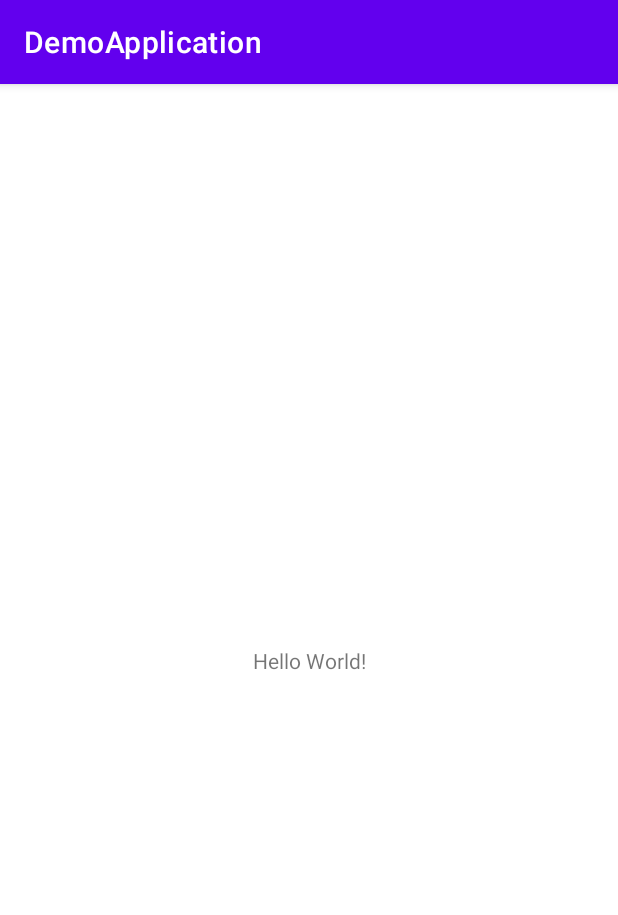
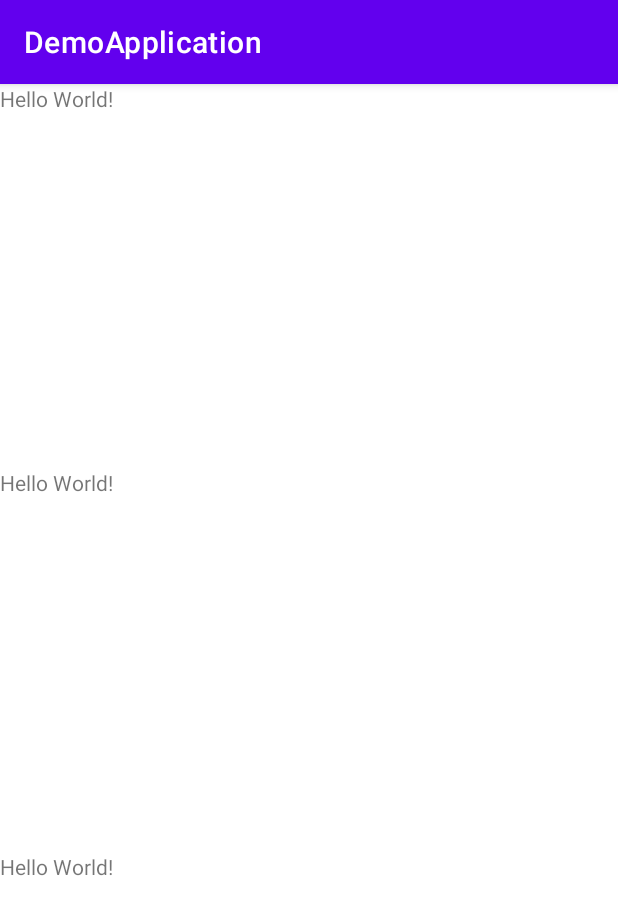
Before and after one commit to GUO819/demo, an Android app: the screen it shows after launch (MainActivity), on a phone screen of 412 x 824 dp. Shown: the top 915 px of the screen. Run offline under Robolectric (Android 15) with nearby library versions, the phone set to English and light mode, and no system bars.

Commit message:
developer提交代码

```diff
--- a/app/src/main/AndroidManifest.xml
+++ b/app/src/main/AndroidManifest.xml
@@ -9,7 +9,11 @@
         android:roundIcon="@mipmap/ic_launcher_round"
         android:supportsRtl="true"
         android:theme="@style/Theme.DemoApplication">
-        <activity android:name=".MainActivity">
+        <activity android:name=".CoordinatorLayoutActivity"></activity>
+        <activity android:name=".AActivity" />
+        <activity
+            android:name=".MainActivity"
+            android:launchMode="singleTask">
             <intent-filter>
                 <action android:name="android.intent.action.MAIN" />
 
--- a/app/src/main/res/layout/activity_main.xml
+++ b/app/src/main/res/layout/activity_main.xml
@@ -1,18 +1,26 @@
 <?xml version="1.0" encoding="utf-8"?>
-<androidx.constraintlayout.widget.ConstraintLayout xmlns:android="http://schemas.android.com/apk/res/android"
-    xmlns:app="http://schemas.android.com/apk/res-auto"
-    xmlns:tools="http://schemas.android.com/tools"
+<LinearLayout xmlns:android="http://schemas.android.com/apk/res/android"
+    android:orientation="vertical"
     android:layout_width="match_parent"
-    android:layout_height="match_parent"
-    tools:context=".MainActivity">
+    android:layout_height="match_parent">
 
     <TextView
+        android:id="@+id/tv"
         android:layout_width="wrap_content"
-        android:layout_height="wrap_content"
-        android:text="Hello World!"
-        app:layout_constraintBottom_toBottomOf="parent"
-        app:layout_constraintLeft_toLeftOf="parent"
-        app:layout_constraintRight_toRightOf="parent"
-        app:layout_constraintTop_toTopOf="parent" />
+        android:layout_weight="3"
+        android:layout_height="0dp"
+        android:text="Hello World!" />
+    <TextView
+        android:id="@+id/tv1"
+        android:layout_width="wrap_content"
+        android:layout_weight="3"
+        android:layout_height="0dp"
+        android:text="Hello World!" />
+    <TextView
+        android:id="@+id/tv2"
+        android:layout_width="wrap_content"
+        android:layout_weight="3"
+        android:layout_height="0dp"
+        android:text="Hello World!" />
 
-</androidx.constraintlayout.widget.ConstraintLayout>
+</LinearLayout>
```
Also changed, not shown: app/src/main/java/com/demo/demoapplication/A.java (deleted, +0 -11 lines), app/src/main/java/com/demo/demoapplication/AActivity.java (added, +70 -0 lines), app/src/main/java/com/demo/demoapplication/C.java (deleted, +0 -9 lines), app/src/main/java/com/demo/demoapplication/CoordinatorLayoutActivity.java (added, +14 -0 lines), app/src/main/java/com/demo/demoapplication/MainActivity.java (+21 -1 lines), app/src/main/res/layout/activity_a.xml (added, +16 -0 lines), app/src/main/res/layout/activity_coordinator_layout.xml (added, +9 -0 lines).
